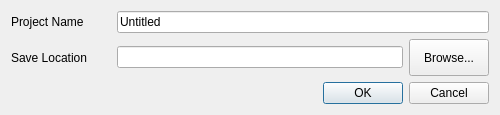
Before: the Qt Designer form ui/NewProjectWizard.ui in kipr/kiss, drawn with Qt 5.
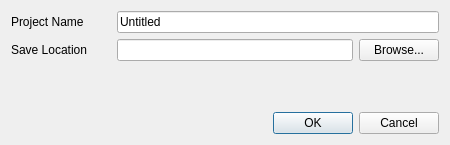
After: the same form once the commit is applied.

Patch:
```diff
--- a/ui/NewProjectWizard.ui
+++ b/ui/NewProjectWizard.ui
@@ -6,10 +6,28 @@
    <rect>
     <x>0</x>
     <y>0</y>
-    <width>500</width>
-    <height>115</height>
+    <width>450</width>
+    <height>145</height>
    </rect>
   </property>
+  <property name="sizePolicy">
+   <sizepolicy hsizetype="Preferred" vsizetype="Fixed">
+    <horstretch>0</horstretch>
+    <verstretch>0</verstretch>
+   </sizepolicy>
+  </property>
+  <property name="minimumSize">
+   <size>
+    <width>400</width>
+    <height>145</height>
+   </size>
+  </property>
+  <property name="maximumSize">
+   <size>
+    <width>1000</width>
+    <height>145</height>
+   </size>
+  </property>
   <property name="windowTitle">
    <string>New Project Wizard</string>
   </property>
@@ -61,6 +79,18 @@
      </item>
      <item>
       <widget class="QLineEdit" name="ui_saveLocation">
+       <property name="sizePolicy">
+        <sizepolicy hsizetype="Expanding" vsizetype="Fixed">
+         <horstretch>0</horstretch>
+         <verstretch>0</verstretch>
+        </sizepolicy>
+       </property>
+       <property name="minimumSize">
+        <size>
+         <width>0</width>
+         <height>22</height>
+        </size>
+       </property>
        <property name="readOnly">
         <bool>true</bool>
        </property>
@@ -81,6 +111,19 @@
      </item>
     </layout>
    </item>
+   <item>
+    <spacer name="verticalSpacer">
+     <property name="orientation">
+      <enum>Qt::Vertical</enum>
+     </property>
+     <property name="sizeHint" stdset="0">
+      <size>
+       <width>20</width>
+       <height>40</height>
+      </size>
+     </property>
+    </spacer>
+   </item>
    <item>
     <widget class="QDialogButtonBox" name="buttonBox">
      <property name="orientation">
```
